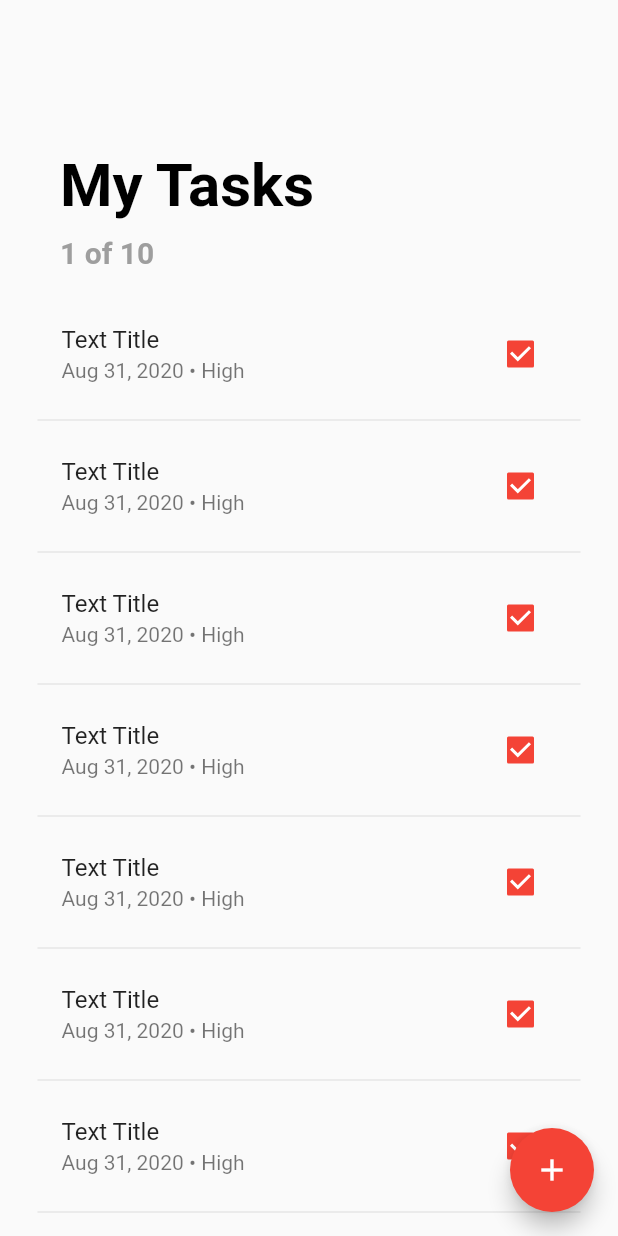
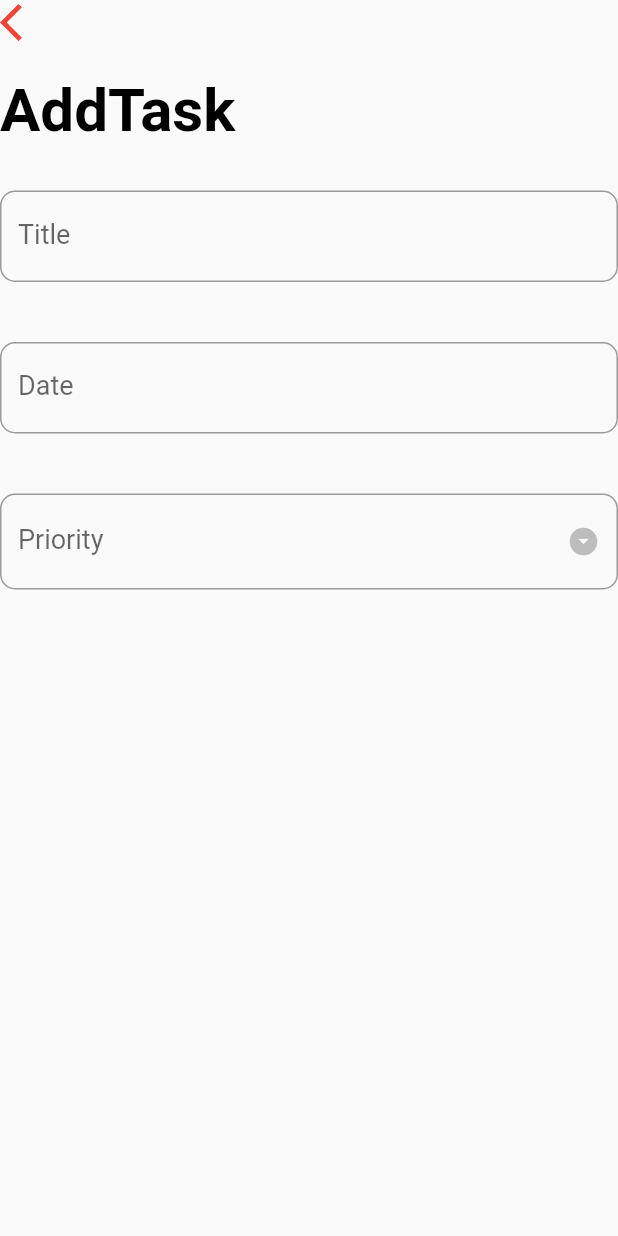
Before and after one commit to miadugas/Beast-of-Burden, a Flutter app: the screen it shows after launch, after a tap on the "add" icon, on a phone screen of 412 x 824 dp. Run offline on Flutter 3.47's test engine with Material 2 defaults, Android fonts, the phone set to English and light mode, and no system bars; statements that could not run were skipped.

Commit message:
task screen building

```diff
--- a/lib/screens/add_task_screen.dart
+++ b/lib/screens/add_task_screen.dart
@@ -0,0 +1,120 @@
+import 'package:flutter/material.dart';
+import 'package:intl/intl.dart';
+
+class AddTaskScreen extends StatefulWidget {
+  @override
+  _AddTaskScreenState createState() => _AddTaskScreenState();
+}
+
+class _AddTaskScreenState extends State<AddTaskScreen> {
+  final _formkey = GlobalKey<FormState>();
+    String _title = '';
+    String _priority;
+    DateTime _date = DateTime.now();
+    TextEditingController _dateController = TextEditingController();
+
+  final DateFormat _dateFormatter = DateFormat('MMM dd, yyyy');
+  final List<String> _priorities = ['Low', 'Medium', 'High'];
+
+  _handleDatePicker() async {
+    final DateTime date = await showDatePicker(
+        context: context,
+        initialDate: _date,
+        firstDate: DateTime(2000),
+        lastDate: DateTime(2100));
+    if (date != null && date != _date) {
+      setState(() {
+        _date = date;
+      });
+      _dateController.text = _dateFormatter.format(date);
+    }
+  }
+
+  @override
+  Widget build(BuildContext context) {
+    return Scaffold(
+      body: Column(
+        crossAxisAlignment: CrossAxisAlignment.start,
+        children: <Widget>[
+          GestureDetector(
+            onTap: () => Navigator.pop(context),
+            child: Icon(
+              Icons.arrow_back_ios,
+              size: 30.0,
+              color: Theme.of(context).primaryColor,
+            ),
+          ),
+          SizedBox(height: 20.0),
+          Text(
+            'AddTask',
+            style: TextStyle(
+              color: Colors.black,
+              fontSize: 40.0,
+              fontWeight: FontWeight.bold,
+            ),
+          ),
+          SizedBox(height: 10.0),
+          Form(
+            key: _formKey,
+            child: Column(
+              children: <Widget>[
+                Padding(
+                  padding: EdgeInsets.symmetric(vertical: 20.0),
+                  child: TextFormField(
+                    style: TextStyle(fontSize: 18.0),
+                    decoration: InputDecoration(
+                      labelText: 'Title',
+                      labelStyle: TextStyle(fontSize: 18.0),
+                      border: OutlineInputBorder(
+                        borderRadius: BorderRadius.circular(10.0),
+                      ),
+                    ),
+                    validator: (input) => input.trim().isEmpty
+                        ? 'Please enter a task title'
+                        : null,
+                    onSaved: (input) => _title = input,
+                    initialValue: _title,
+                  ),
+                ),
+                Padding(
+                  padding: EdgeInsets.symmetric(vertical: 20.0),
+                  child: TextFormField(
+                    controller: _dateController,
+                    style: TextStyle(fontSize: 18.0),
+                    onTap: _handleDatePicker,
+                    decoration: InputDecoration(
+                      labelText: 'Date',
+                      labelStyle: TextStyle(fontSize: 18.0),
+                      border: OutlineInputBorder(
+                        borderRadius: BorderRadius.circular(10.0),
+                      ),
+                    ),
+                  ),
+                ),
+                Padding(
+                  padding: EdgeInsets.symmetric(vertical: 20.0),
+                  child: DropdownButtonFormField(
+                    icon: Icon(Icons.arrow_drop_down_circle),
+                    iconSize: 22.0,
+                    style: TextStyle(fontSize: 18.0),
+                    decoration: InputDecoration(
+                      labelText: 'Priority',
+                      labelStyle: TextStyle(fontSize: 18.0),
+                      border: OutlineInputBorder(
+                        borderRadius: BorderRadius.circular(10.0),
+                      ),
+                    ),
+                    validator: (input) => input.trim().isEmpty
+                        ? 'Please select a priority level'
+                        : null,
+                    onSaved: (input) => _priority = input,
+                  ),
+                ),
+              ],
+            ),
+          ),
+        ],
+      ),
+    );
+  }
+}
--- a/lib/screens/todo_list_screen.dart
+++ b/lib/screens/todo_list_screen.dart
@@ -1,4 +1,5 @@
 import 'package:flutter/material.dart';
+import 'package:tisktisktask/screens/add_task_screen.dart';
 
 class TodoListScreen extends StatefulWidget {
   @override
@@ -34,7 +35,12 @@ return Padding(
       floatingActionButton: FloatingActionButton(
         backgroundColor: Theme.of(context).primaryColor,
         child: Icon(Icons.add),
-        onPressed: () => print('Navigate to add task screen'),
+        onPressed: () => Navigator.push(
+          context,
+          MaterialPageRoute(
+            builder: (_) => AddTaskScreen(),
+            ),
+            ),
       ),
       body: ListView.builder(
         padding: EdgeInsets.symmetric(vertical: 80.0),
--- a/pubspec.yaml
+++ b/pubspec.yaml
@@ -28,6 +28,7 @@ dependencies:
   # The following adds the Cupertino Icons font to your application.
   # Use with the CupertinoIcons class for iOS style icons.
   cupertino_icons: ^0.1.3
+  intl: ^0.16.1
 
 dev_dependencies:
   flutter_test:
```
Also changed, not shown: pubspec.lock.
